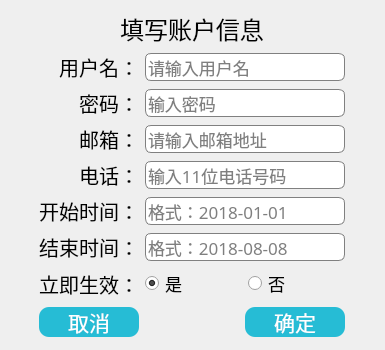
The window that register/registerdlg.ui (wwkl3385/ManagementTool) describes before a commit, drawn with Qt 5.
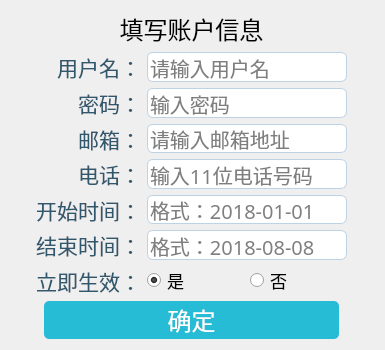
The same window after the commit.

Diff of the .ui file:
```diff
--- a/register/registerdlg.ui
+++ b/register/registerdlg.ui
@@ -57,7 +57,7 @@
    </item>
    <item row="0" column="1">
     <layout class="QGridLayout" name="gridLayout_2">
-     <item row="1" column="0">
+     <item row="2" column="0">
       <layout class="QGridLayout" name="gridLayout">
        <item row="5" column="1" colspan="2">
         <widget class="QLineEdit" name="endDateLineEdit">
@@ -66,9 +66,9 @@
 background-color: rgb(255,255,255);
 color: rgb(0, 0, 0);
 border-radius:6px;
-font:13pt;
+font:15pt;
 font-family:Microsoft Yahei;
-border:1px solid gray;
+border:1px solid #bfd2e3;
 }
 QLineEdit:hover{
 border-width:2px;
@@ -87,9 +87,9 @@
        <item row="5" column="0">
         <widget class="QLabel" name="stopLabel">
          <property name="styleSheet">
-          <string notr="true">color: rgb(0, 0, 0);
-font:bold;
-font:15pt;
+          <string notr="true">color: #31576d;
+border-radius:6px;
+font:21px;
 font-family:微软雅黑;</string>
          </property>
          <property name="text">
@@ -103,9 +103,9 @@
        <item row="6" column="0">
         <widget class="QLabel" name="operationLabel">
          <property name="styleSheet">
-          <string notr="true">color: rgb(0, 0, 0);
-font:bold;
-font:15pt;
+          <string notr="true">color: #31576d;
+border-radius:6px;
+font:21px;
 font-family:微软雅黑;</string>
          </property>
          <property name="text">
@@ -145,9 +145,9 @@
 background-color: rgb(255,255,255);
 color: rgb(0, 0, 0);
 border-radius:6px;
-font:13pt;
+font:15pt;
 font-family:Microsoft Yahei;
-border:1px solid gray;
+border:1px solid #bfd2e3;
 }
 QLineEdit:hover{
 border-width:2px;
@@ -179,9 +179,9 @@
        <item row="0" column="0">
         <widget class="QLabel" name="label_2">
          <property name="styleSheet">
-          <string notr="true">color: rgb(0, 0, 0);
-font:bold;
-font:15pt;
+          <string notr="true">color: #31576d;
+border-radius:6px;
+font:21px;
 font-family:微软雅黑;</string>
          </property>
          <property name="text">
@@ -199,9 +199,9 @@
 background-color: rgb(255,255,255);
 color: rgb(0, 0, 0);
 border-radius:6px;
-font:13pt;
+font:15pt;
 font-family:Microsoft Yahei;
-border:1px solid gray;
+border:1px solid #bfd2e3;
 }
 QLineEdit:hover{
 border-width:2px;
@@ -209,9 +209,8 @@
 }
 QLineEdit:focus {
 border-width:2px;
-border-color:gold;
-}
-</string>
+border-color:skyblue;
+}</string>
          </property>
          <property name="echoMode">
           <enum>QLineEdit::PasswordEchoOnEdit</enum>
@@ -224,9 +223,9 @@
        <item row="1" column="0">
         <widget class="QLabel" name="label_3">
          <property name="styleSheet">
-          <string notr="true">color: rgb(0, 0, 0);
-font:bold;
-font:15pt;
+          <string notr="true">color: #31576d;
+border-radius:6px;
+font:21px;
 font-family:微软雅黑;</string>
          </property>
          <property name="text">
@@ -240,14 +239,13 @@
        <item row="0" column="1" colspan="2">
         <widget class="QLineEdit" name="userLineEdit">
          <property name="styleSheet">
-          <string notr="true">
-QLineEdit{
+          <string notr="true">QLineEdit{
 background-color: rgb(255,255,255);
 color: rgb(0, 0, 0);
 border-radius:6px;
-font:13pt;
+font:15pt;
 font-family:Microsoft Yahei;
-border:1px solid gray;
+border:1px solid #bfd2e3;
 }
 QLineEdit:hover{
 border-width:2px;
@@ -270,9 +268,9 @@
 background-color: rgb(255,255,255);
 color: rgb(0, 0, 0);
 border-radius:6px;
-font:13pt;
+font:15pt;
 font-family:Microsoft Yahei;
-border:1px solid gray;
+border:1px solid #bfd2e3;
 }
 QLineEdit:hover{
 border-width:2px;
@@ -291,9 +289,9 @@
        <item row="2" column="0">
         <widget class="QLabel" name="label_5">
          <property name="styleSheet">
-          <string notr="true">color: rgb(0, 0, 0);
-font:bold;
-font:15pt;
+          <string notr="true">color: #31576d;
+border-radius:6px;
+font:21px;
 font-family:微软雅黑;</string>
          </property>
          <property name="text">
@@ -307,9 +305,9 @@
        <item row="3" column="0">
         <widget class="QLabel" name="label_6">
          <property name="styleSheet">
-          <string notr="true">color: rgb(0, 0, 0);
-font:bold;
-font:15pt;
+          <string notr="true">color: #31576d;
+border-radius:6px;
+font:21px;
 font-family:微软雅黑;</string>
          </property>
          <property name="text">
@@ -327,9 +325,9 @@
 background-color: rgb(255,255,255);
 color: rgb(0, 0, 0);
 border-radius:6px;
-font:13pt;
+font:15pt;
 font-family:Microsoft Yahei;
-border:1px solid gray;
+border:1px solid #bfd2e3;
 }
 QLineEdit:hover{
 border-width:2px;
@@ -348,9 +346,9 @@
        <item row="4" column="0">
         <widget class="QLabel" name="startLabel">
          <property name="styleSheet">
-          <string notr="true">color: rgb(0, 0, 0);
-font:bold;
-font:15pt;
+          <string notr="true">color: #31576d;
+border-radius:6px;
+font:21px;
 font-family:微软雅黑;</string>
          </property>
          <property name="text">
@@ -376,118 +374,7 @@
        </item>
       </layout>
      </item>
-     <item row="2" column="0">
-      <layout class="QHBoxLayout" name="horizontalLayout">
-       <item>
-        <widget class="QPushButton" name="cancelPushButton">
-         <property name="minimumSize">
-          <size>
-           <width>100</width>
-           <height>30</height>
-          </size>
-         </property>
-         <property name="maximumSize">
-          <size>
-           <width>100</width>
-           <height>30</height>
-          </size>
-         </property>
-         <property name="styleSheet">
-          <string notr="true">QPushButton
-{
-    font-family:Microsoft Yahei;
-    color:white;
-    background-color:rgb(38,188,213);
-    border-radius:10px;
-	font: 16pt;
-}
-
-QPushButton:hover
-{
-    background-color:deepskyblue;
-}
-
-QPushButton:pressed
-{
-    background-color:deepskyblue;
-    padding-left:4px;
-    padding-top:4px;
-}
-QPushButton:unpressed
-{
-    background-color:rgb(0 , 100 , 0);
-    padding-left:4px;
-    padding-top:4px;
-}</string>
-         </property>
-         <property name="text">
-          <string>取消</string>
-         </property>
-        </widget>
-       </item>
-       <item>
-        <spacer name="horizontalSpacer_3">
-         <property name="orientation">
-          <enum>Qt::Horizontal</enum>
-         </property>
-         <property name="sizeHint" stdset="0">
-          <size>
-           <width>40</width>
-           <height>20</height>
-          </size>
-         </property>
-        </spacer>
-       </item>
-       <item>
-        <widget class="QPushButton" name="registerPushButton">
-         <property name="minimumSize">
-          <size>
-           <width>100</width>
-           <height>30</height>
-          </size>
-         </property>
-         <property name="maximumSize">
-          <size>
-           <width>100</width>
-           <height>30</height>
-          </size>
-         </property>
-         <property name="styleSheet">
-          <string notr="true">QPushButton
-{
-    font-family:Microsoft Yahei;
-    color:white;
-    background-color:rgb(38,188,213);
-    border-radius:10px;
-	font: 16pt;
-}
-
-QPushButton:hover
-{
-    background-color:deepskyblue;
-}
-
-QPushButton:pressed
-{
-    background-color:deepskyblue;
-    padding-left:4px;
-    padding-top:4px;
-}
-QPushButton:unpressed
-{
-    background-color:rgb(0 , 100 , 0);
-    padding-left:4px;
-    padding-top:4px;
-}</string>
-         </property>
-         <property name="text">
-          <string>确定</string>
-         </property>
-        </widget>
-       </item>
-      </layout>
-     </item>
-     <item row="0" column="0">
+     <item row="1" column="0">
       <widget class="QLabel" name="label_19">
        <property name="minimumSize">
         <size>
@@ -518,6 +405,58 @@
       </widget>
      </item>
      <item row="3" column="0">
+      <layout class="QHBoxLayout" name="horizontalLayout">
+       <item>
+        <widget class="QPushButton" name="registerPushButton">
+         <property name="minimumSize">
+          <size>
+           <width>0</width>
+           <height>38</height>
+          </size>
+         </property>
+         <property name="maximumSize">
+          <size>
+           <width>295</width>
+           <height>38</height>
+          </size>
+         </property>
+         <property name="styleSheet">
+          <string notr="true">QPushButton
+{
+    font-family:Microsoft Yahei;
+    color:white;
+    background-color:rgb(38,188,213);
+    border-radius:5px;
+	font:bold;
+	font: 18pt;
+}
+
+QPushButton:hover
+{
+    background-color:deepskyblue;
+}
+
+QPushButton:pressed
+{
+    background-color:deepskyblue;
+    padding-left:4px;
+    padding-top:4px;
+}
+QPushButton:unpressed
+{
+    background-color:rgb(0 , 100 , 0);
+    padding-left:4px;
+    padding-top:4px;
+}</string>
+         </property>
+         <property name="text">
+          <string>确定</string>
+         </property>
+        </widget>
+       </item>
+      </layout>
+     </item>
+     <item row="4" column="0">
       <spacer name="verticalSpacer_2">
        <property name="orientation">
         <enum>Qt::Vertical</enum>
@@ -530,6 +469,19 @@
        </property>
       </spacer>
      </item>
+     <item row="0" column="0">
+      <spacer name="verticalSpacer_3">
+       <property name="orientation">
+        <enum>Qt::Vertical</enum>
+       </property>
+       <property name="sizeHint" stdset="0">
+        <size>
+         <width>20</width>
+         <height>40</height>
+        </size>
+       </property>
+      </spacer>
+     </item>
     </layout>
    </item>
   </layout>
```
Left out of the diff: 42 changed lines with no effect on the pictures.
